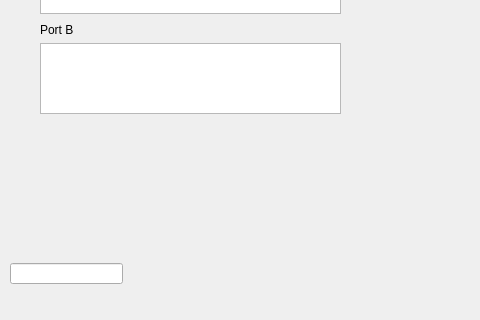
First picture: the form in mainwindow.ui, repository nudeldunker/PIC, before the edit; both pictures show x 0 to 480 and y 436 to 756 of the 1178 by 756 pixel window.
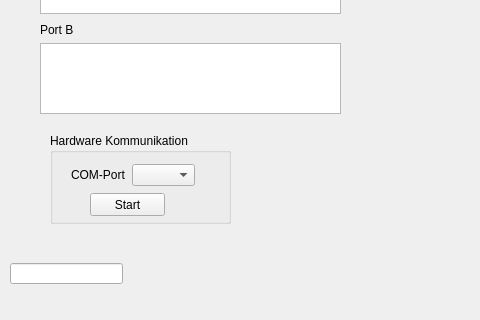
Second picture: the form after the edit.

Commit message: HDW Kommunikation

What changed in the file:
```diff
--- a/mainwindow.ui
+++ b/mainwindow.ui
@@ -366,6 +366,54 @@
      <string>Port A</string>
     </property>
    </widget>
+   <widget class="QGroupBox" name="groupBoxHDWCom">
+    <property name="geometry">
+     <rect>
+      <x>50</x>
+      <y>550</y>
+      <width>181</width>
+      <height>91</height>
+     </rect>
+    </property>
+    <property name="title">
+     <string>Hardware Kommunikation</string>
+    </property>
+    <widget class="QPushButton" name="pushButtonStartHDWCom">
+     <property name="geometry">
+      <rect>
+       <x>40</x>
+       <y>60</y>
+       <width>75</width>
+       <height>23</height>
+      </rect>
+     </property>
+     <property name="text">
+      <string>Start</string>
+     </property>
+    </widget>
+    <widget class="QWidget" name="">
+     <property name="geometry">
+      <rect>
+       <x>21</x>
+       <y>31</y>
+       <width>124</width>
+       <height>22</height>
+      </rect>
+     </property>
+     <layout class="QHBoxLayout" name="horizontalLayout">
+      <item>
+       <widget class="QLabel" name="label_5">
+        <property name="text">
+         <string>COM-Port</string>
+        </property>
+       </widget>
+      </item>
+      <item>
+       <widget class="QComboBox" name="comboBoxComPort"/>
+      </item>
+     </layout>
+    </widget>
+   </widget>
   </widget>
   <widget class="QMenuBar" name="menubar">
    <property name="geometry">
```
The commit also changes 5 other files.
